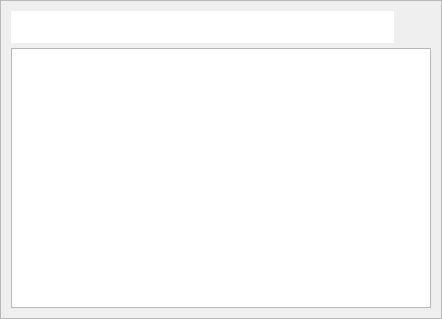
This is Beeftext/Combo/ComboPicker/ComboPickerWindow.ui in xmichelo/Beeftext as Qt 5 draws it before an edit. The edited form follows.
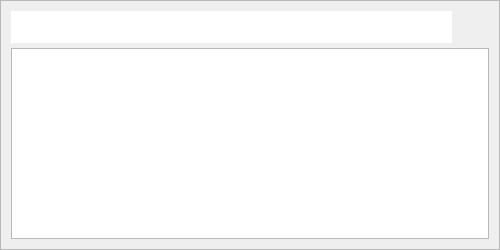
This is the edited form. Icons and pictures are not drawn.

Commit message: Implemented resizable combo picker window.

```diff
--- a/Beeftext/Combo/ComboPicker/ComboPickerWindow.ui
+++ b/Beeftext/Combo/ComboPicker/ComboPickerWindow.ui
@@ -6,14 +6,20 @@
    <rect>
     <x>0</x>
     <y>0</y>
-    <width>442</width>
-    <height>319</height>
+    <width>500</width>
+    <height>250</height>
    </rect>
   </property>
+  <property name="minimumSize">
+   <size>
+    <width>400</width>
+    <height>0</height>
+   </size>
+  </property>
+  <property name="mouseTracking">
+   <bool>true</bool>
+  </property>
   <property name="windowTitle">
-   <string/>
-  </property>
-  <property name="styleSheet">
    <string notr="true"/>
   </property>
   <layout class="QVBoxLayout" name="verticalLayout">
@@ -68,9 +74,7 @@
           </property>
           <property name="font">
            <font>
-            <family>Segoe UI</family>
             <pointsize>12</pointsize>
-            <weight>75</weight>
             <bold>true</bold>
            </font>
           </property>
```
The commit also changes 6 other files.
